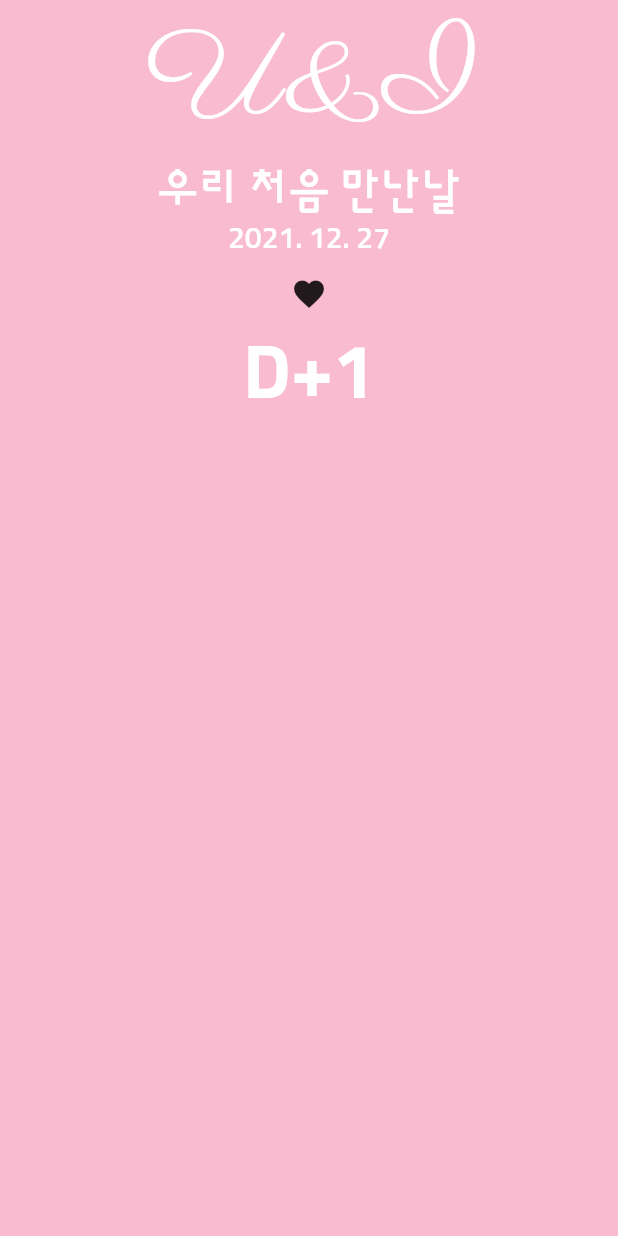
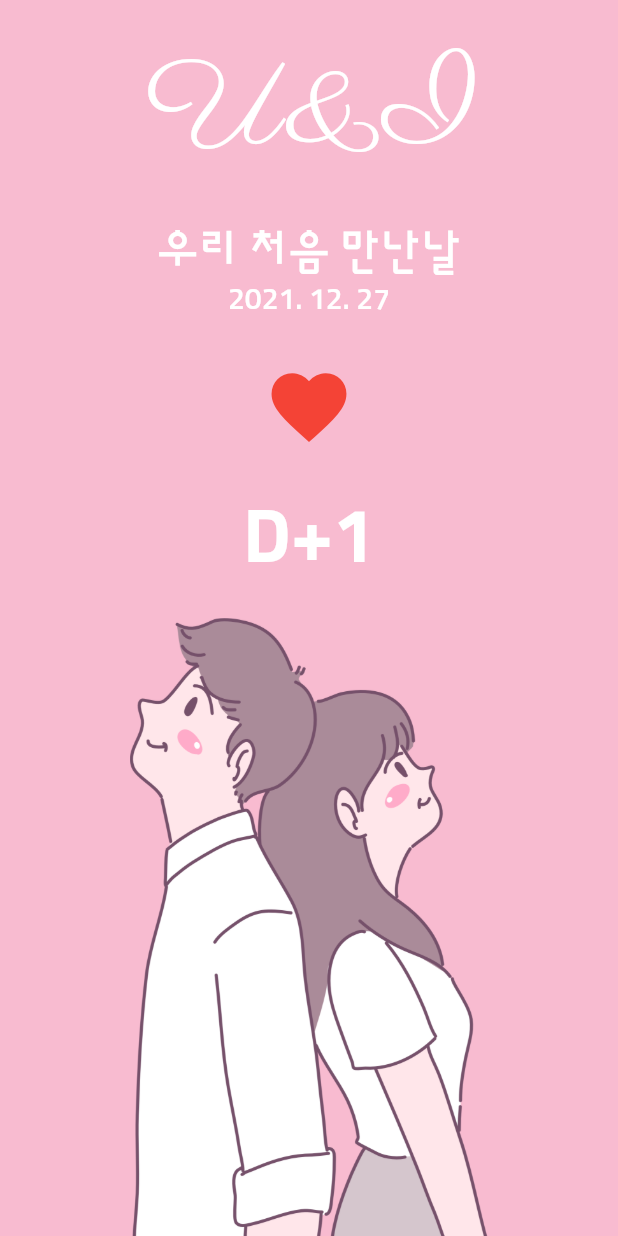
Before and after one commit to Bullets-jyr/u_and_i, a Flutter app: the screen it shows after launch, on a phone screen of 412 x 824 dp. Run offline on Flutter 3.47's test engine with Material 2 defaults, Android fonts, the phone set to English and light mode, and no system bars.

Commit message:
디자인 마무리!

```diff
--- a/lib/screen/home_screen.dart
+++ b/lib/screen/home_screen.dart
@@ -14,9 +14,42 @@ class _HomeScreenState extends State<HomeScreen> {
       // 100 ~ 900 / default: 500
       backgroundColor: Colors.pink[100],
       body: SafeArea(
+        bottom: false,
         child: Container(
           width: MediaQuery.of(context).size.width,
           child: Column(
+            children: [
+              _TopPart(),
+              _BottomPart(),
+            ],
+          ),
+        ),
+      ),
+    );
+  }
+}
+
+class _BottomPart extends StatelessWidget {
+  const _BottomPart({Key? key}) : super(key: key);
+
+  @override
+  Widget build(BuildContext context) {
+    return Expanded(
+      child: Image.asset(
+        'asset/img/middle_image.png',
+      ),
+    );
+  }
+}
+
+class _TopPart extends StatelessWidget {
+  const _TopPart({Key? key}) : super(key: key);
+
+  @override
+  Widget build(BuildContext context) {
+    return Expanded(
+      child: Column(
+        mainAxisAlignment: MainAxisAlignment.spaceEvenly,
         children: [
           Text(
             'U&I',
@@ -26,6 +59,8 @@ class _HomeScreenState extends State<HomeScreen> {
               fontSize: 80.0,
             ),
           ),
+          Column(
+            children: [
               Text(
                 '우리 처음 만난날',
                 style: TextStyle(
@@ -42,12 +77,14 @@ class _HomeScreenState extends State<HomeScreen> {
                   fontSize: 20.0,
                 ),
               ),
+            ],
+          ),
           IconButton(
-                onPressed: () {
-
-                },
+            iconSize: 60.0,
+            onPressed: () {},
             icon: Icon(
               Icons.favorite,
+              color: Colors.red,
             ),
           ),
           Text(
@@ -61,8 +98,6 @@ class _HomeScreenState extends State<HomeScreen> {
           ),
         ],
       ),
-        ),
-      ),
     );
   }
 }
```
Lines whose indentation alone changed are shown as unchanged.
